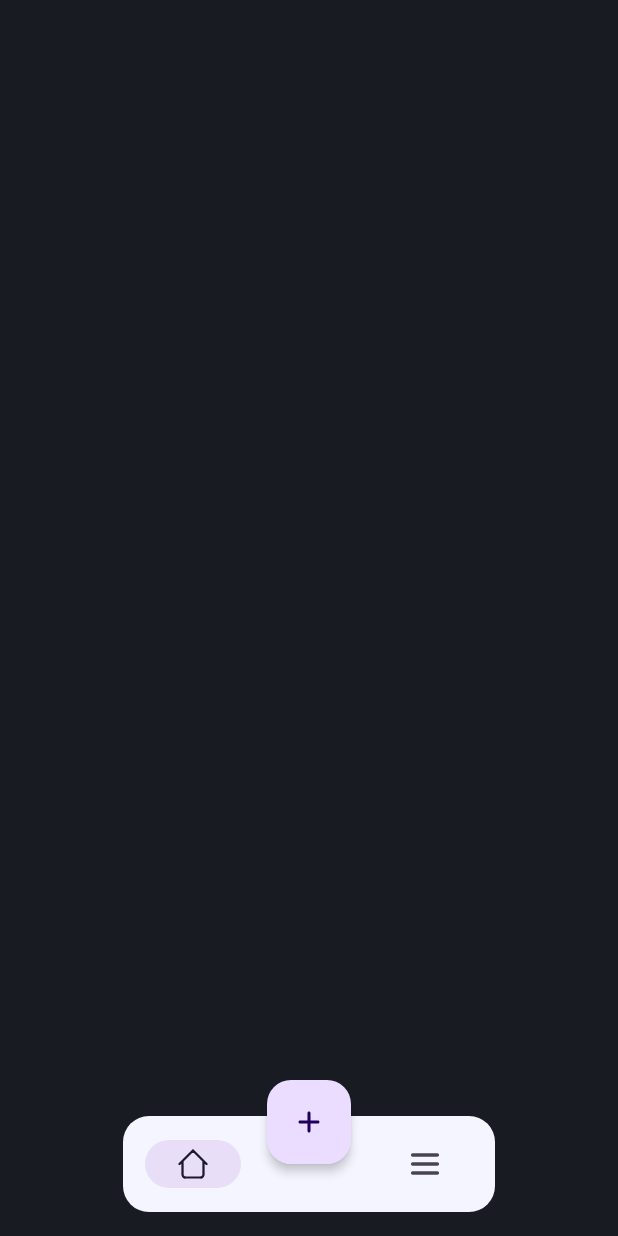
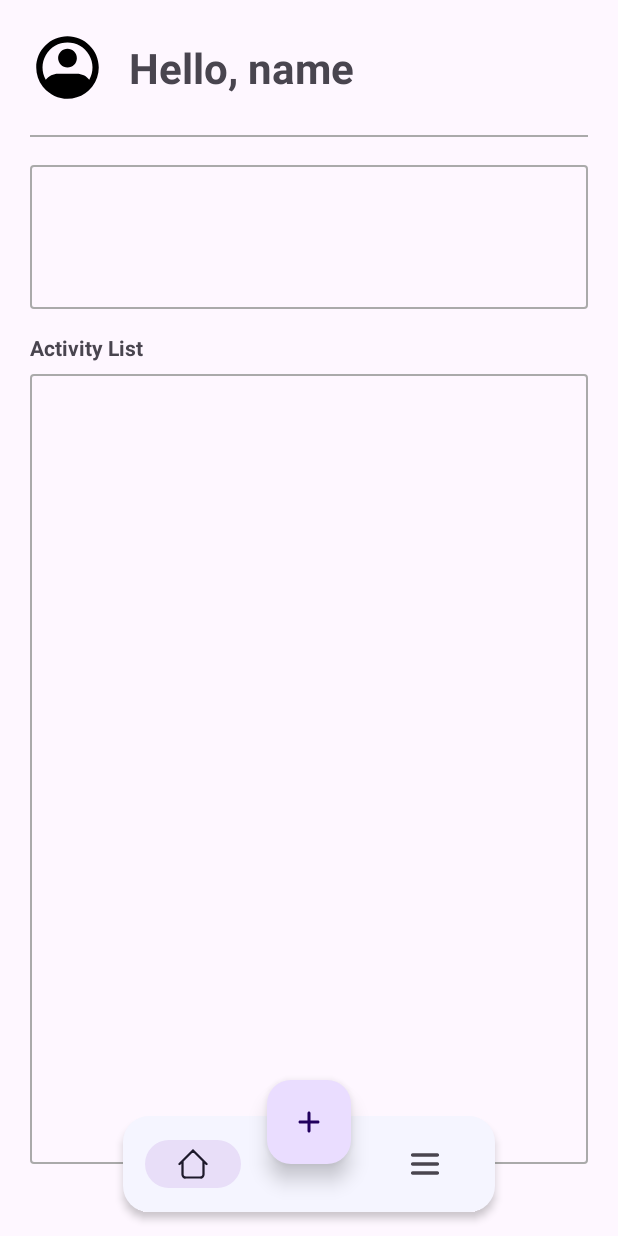
Before and after one commit to Compfest-AIdea/mobile-application, an Android app: the MainActivity screen opened directly, with no data from a screen before it, on a phone screen of 412 x 824 dp. Run offline under Robolectric (Android 15) with nearby library versions, the phone set to English and light mode, and no system bars.

Commit message:
create home fragment

```diff
--- a/app/src/main/java/com/compfest/aiapplication/ui/activity/MainActivity.kt
+++ b/app/src/main/java/com/compfest/aiapplication/ui/activity/MainActivity.kt
@@ -3,6 +3,7 @@ package com.compfest.aiapplication.ui.activity
 import androidx.appcompat.app.AppCompatActivity
 import android.os.Bundle
 import com.compfest.aiapplication.databinding.ActivityMainBinding
+import com.compfest.aiapplication.ui.fragment.HomeFragment
 
 class MainActivity : AppCompatActivity() {
     private lateinit var binding: ActivityMainBinding
@@ -11,6 +12,13 @@ class MainActivity : AppCompatActivity() {
         binding = ActivityMainBinding.inflate(layoutInflater)
         setContentView(binding.root)
 
+        setSupportActionBar(binding.toolbar1.root)
+
         binding.bottomNavView.menu.getItem(1).isEnabled = false
+
+        supportFragmentManager.beginTransaction()
+            .add(binding.fragmentContainer.id, HomeFragment())
+            .commit()
+
     }
 }
--- a/app/src/main/res/drawable/bottom_nav_bkg.xml
+++ b/app/src/main/res/drawable/bottom_nav_bkg.xml
@@ -1,5 +1,5 @@
 <?xml version="1.0" encoding="utf-8"?>
-<shape xmlns:android="http://schemas.android.com/apk/res/android">
+<shape xmlns:android="http://schemas.android.com/apk/res/android" >
     <solid android:color="#F5F5FF" />
     <corners android:radius="17dp" />
 </shape>
--- /dev/null
+++ b/app/src/main/res/drawable/ic_profile.xml
@@ -0,0 +1,11 @@
+<?xml version="1.0" encoding="utf-8"?>
+<vector xmlns:android="http://schemas.android.com/apk/res/android"
+    android:width="25dp"
+    android:height="25dp"
+    android:viewportWidth="25"
+    android:viewportHeight="25">
+    <path
+        android:fillColor="#FF000000"
+        android:fillType="evenOdd"
+        android:pathData="M12.5 4.17c-1.46 0-2.89 0.38-4.15 1.1C7.08 6 6.03 7.05 5.3 8.31c-0.74 1.25-1.13 2.68-1.13 4.14-0.01 1.46 0.36 2.9 1.08 4.16 0.49-0.63 1.11-1.14 1.83-1.5 0.71-0.34 1.5-0.53 2.3-0.53h6.24c0.8 0 1.59 0.19 2.3 0.54 0.72 0.35 1.34 0.86 1.83 1.5 0.72-1.28 1.1-2.71 1.08-4.17 0-1.46-0.4-2.89-1.13-4.14-0.73-1.26-1.78-2.3-3.05-3.04-1.26-0.72-2.7-1.1-4.15-1.1Zm8.27 14.66c1.4-1.82 2.15-4.04 2.15-6.33 0-5.75-4.67-10.42-10.42-10.42S2.08 6.75 2.08 12.5c0 2.29 0.75 4.51 2.15 6.33v0.02l0.36 0.43c0.98 1.14 2.2 2.06 3.56 2.69 1.36 0.62 2.85 0.95 4.35 0.95 2.11 0 4.17-0.64 5.91-1.84 0.74-0.51 1.41-1.12 2-1.8l0.37-0.43v-0.02ZM12.5 6.25c-0.83 0-1.62 0.33-2.21 0.92-0.59 0.58-0.92 1.38-0.92 2.2 0 0.83 0.33 1.63 0.92 2.21 0.59 0.6 1.38 0.92 2.21 0.92 0.83 0 1.62-0.33 2.21-0.92 0.59-0.58 0.91-1.38 0.91-2.2 0-0.83-0.32-1.63-0.91-2.21-0.59-0.6-1.38-0.92-2.21-0.92Z"/>
+</vector>
--- /dev/null
+++ b/app/src/main/res/drawable/rounded_frame_bkg.xml
@@ -0,0 +1,6 @@
+<?xml version="1.0" encoding="utf-8"?>
+<shape xmlns:android="http://schemas.android.com/apk/res/android">
+    <solid android:color="@android:color/transparent" />
+    <corners android:radius="@dimen/cardview_default_radius" />
+    <stroke android:width="1dp" android:color="@android:color/darker_gray" />
+</shape>
--- a/app/src/main/res/layout/activity_main.xml
+++ b/app/src/main/res/layout/activity_main.xml
@@ -4,16 +4,29 @@
     xmlns:tools="http://schemas.android.com/tools"
     android:layout_width="match_parent"
     android:layout_height="match_parent"
-    tools:context=".ui.activity.MainActivity"
-    android:background="@color/material_dynamic_neutral_variant10">
+    tools:context=".ui.activity.MainActivity">
+
+    <include
+        android:id="@+id/toolbar1"
+        layout="@layout/toolbar" />
+
+    <com.google.android.material.divider.MaterialDivider
+        android:layout_width="match_parent"
+        android:layout_height="wrap_content"
+        android:layout_marginStart="20dp"
+        android:layout_marginEnd="20dp"
+        app:dividerColor="@android:color/darker_gray"
+        app:dividerThickness="1dp"
+        app:layout_constraintTop_toBottomOf="@id/toolbar1" />
 
     <com.google.android.material.floatingactionbutton.FloatingActionButton
+        android:id="@+id/fab_add_new"
         android:layout_width="wrap_content"
         android:layout_height="wrap_content"
         android:layout_marginBottom="32dp"
         android:contentDescription="Add new"
         android:src="@drawable/ic_add"
-        app:elevation="4dp"
+        app:elevation="8dp"
         app:layout_constraintBottom_toBottomOf="@id/bottomNavView"
         app:layout_constraintEnd_toEndOf="@id/bottomNavView"
         app:layout_constraintStart_toStartOf="@id/bottomNavView" />
@@ -28,6 +41,7 @@
         android:paddingStart="8dp"
         android:paddingEnd="8dp"
         app:labelVisibilityMode="unlabeled"
+        android:outlineSpotShadowColor="@color/black"
         app:layout_constraintBottom_toBottomOf="parent"
         app:layout_constraintEnd_toEndOf="parent"
         app:layout_constraintStart_toStartOf="parent"
@@ -35,7 +49,15 @@
 
     <androidx.fragment.app.FragmentContainerView
         android:id="@+id/fragment_container"
-        android:layout_width="match_parent"
-        android:layout_height="match_parent"/>
+        android:layout_width="0dp"
+        android:layout_height="0dp"
+        android:layout_marginTop="20dp"
+        android:layout_marginStart="20dp"
+        android:layout_marginEnd="20dp"
+        app:layout_constraintStart_toStartOf="parent"
+        app:layout_constraintEnd_toEndOf="parent"
+        app:layout_constraintTop_toBottomOf="@id/toolbar1"
+        app:layout_constraintBottom_toBottomOf="@id/fab_add_new"
+        tools:layout="@layout/fragment_home" />
 
 </androidx.constraintlayout.widget.ConstraintLayout>
--- a/app/src/main/res/layout/fragment_home.xml
+++ b/app/src/main/res/layout/fragment_home.xml
@@ -1,14 +1,39 @@
 <?xml version="1.0" encoding="utf-8"?>
-<FrameLayout xmlns:android="http://schemas.android.com/apk/res/android"
+<androidx.constraintlayout.widget.ConstraintLayout xmlns:android="http://schemas.android.com/apk/res/android"
     xmlns:tools="http://schemas.android.com/tools"
     android:layout_width="match_parent"
     android:layout_height="match_parent"
+    xmlns:app="http://schemas.android.com/apk/res-auto"
     tools:context=".ui.fragment.HomeFragment">
 
-    <!-- TODO: Update blank fragment layout -->
-    <TextView
+    <androidx.constraintlayout.utils.widget.ImageFilterView
+        android:id="@+id/card_recent_check"
         android:layout_width="match_parent"
-        android:layout_height="match_parent"
-        android:text="@string/hello_blank_fragment" />
+        android:layout_height="96dp"
+        app:layout_constraintStart_toStartOf="parent"
+        app:layout_constraintEnd_toEndOf="parent"
+        app:layout_constraintTop_toTopOf="parent"
+        android:background="@drawable/rounded_frame_bkg"/>
 
-</FrameLayout>
+    <androidx.appcompat.widget.AppCompatTextView
+        android:id="@+id/tv_title_activity_list"
+        android:layout_width="match_parent"
+        android:layout_height="wrap_content"
+        android:layout_marginTop="16dp"
+        app:layout_constraintTop_toBottomOf="@id/card_recent_check"
+        app:layout_constraintStart_toStartOf="parent"
+        app:layout_constraintEnd_toEndOf="parent"
+        android:text="Activity List"
+        android:textStyle="bold"/>
+
+    <androidx.constraintlayout.utils.widget.ImageFilterView
+        android:layout_width="match_parent"
+        android:layout_height="0dp"
+        android:layout_marginTop="8dp"
+        app:layout_constraintStart_toStartOf="parent"
+        app:layout_constraintEnd_toEndOf="parent"
+        app:layout_constraintTop_toBottomOf="@id/tv_title_activity_list"
+        app:layout_constraintBottom_toBottomOf="parent"
+        android:background="@drawable/rounded_frame_bkg"/>
+
+</androidx.constraintlayout.widget.ConstraintLayout>
--- /dev/null
+++ b/app/src/main/res/layout/toolbar.xml
@@ -0,0 +1,37 @@
+<?xml version="1.0" encoding="utf-8"?>
+<com.google.android.material.appbar.MaterialToolbar xmlns:android="http://schemas.android.com/apk/res/android"
+    xmlns:app="http://schemas.android.com/apk/res-auto"
+    android:layout_width="match_parent"
+    android:layout_height="wrap_content"
+    android:background="@android:color/transparent"
+    android:paddingBottom="20dp">
+    <androidx.constraintlayout.widget.ConstraintLayout
+        android:layout_width="match_parent"
+        android:layout_height="wrap_content"
+        android:layout_marginStart="20dp"
+        android:layout_marginTop="20dp"
+        android:layout_marginEnd="20dp"
+        android:orientation="horizontal">
+
+        <ImageView
+            android:id="@+id/iv_logo"
+            android:layout_width="50dp"
+            android:layout_height="50dp"
+            android:src="@drawable/ic_profile"
+            app:layout_constraintBottom_toBottomOf="parent"
+            app:layout_constraintStart_toStartOf="parent"
+            app:layout_constraintTop_toTopOf="parent" />
+        <TextView
+            android:id="@+id/tv_app_name"
+            android:layout_width="wrap_content"
+            android:layout_height="wrap_content"
+            android:layout_marginStart="16dp"
+            android:text="Hello, name"
+            android:textSize="28sp"
+            android:textStyle="bold"
+            app:layout_constraintBottom_toBottomOf="@+id/iv_logo"
+            app:layout_constraintStart_toEndOf="@+id/iv_logo"
+            app:layout_constraintTop_toTopOf="@+id/iv_logo" />
+    </androidx.constraintlayout.widget.ConstraintLayout>
+
+</com.google.android.material.appbar.MaterialToolbar>
```
